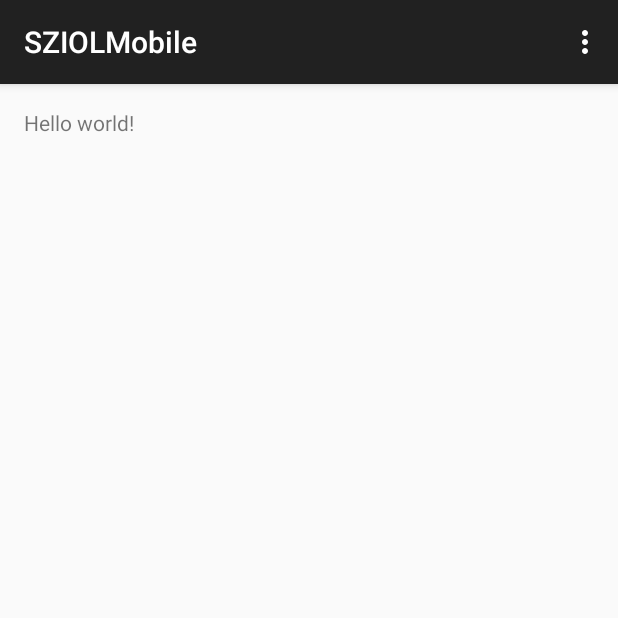
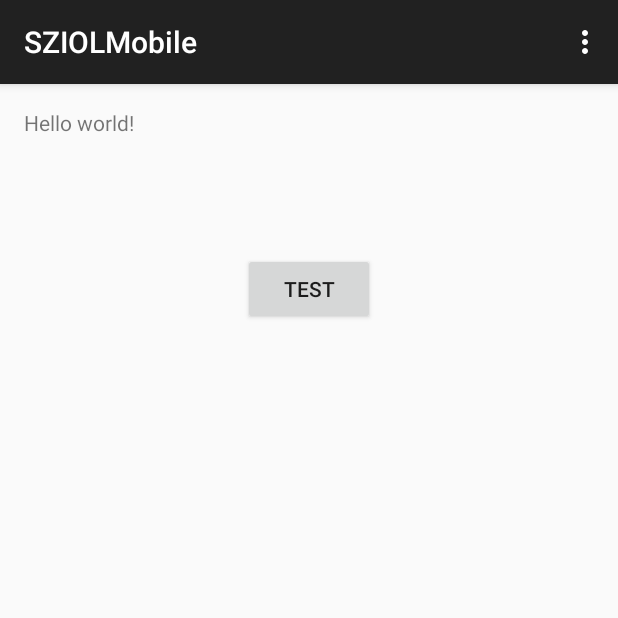
Before and after one commit to piotrowskislawomir/SZIOL, an Android app: the screen it shows after launch (MainActivity), on a phone screen of 412 x 824 dp, the top half of it. Run offline under Robolectric (Android 15) with nearby library versions, the phone set to English and light mode, and no system bars.

Commit message:
test commit

```diff
--- a/app/src/main/res/layout/activity_main.xml
+++ b/app/src/main/res/layout/activity_main.xml
@@ -6,6 +6,16 @@
     android:paddingBottom="@dimen/activity_vertical_margin" tools:context=".MainActivity">
 
     <TextView android:text="@string/hello_world" android:layout_width="wrap_content"
-        android:layout_height="wrap_content" />
+        android:layout_height="wrap_content"
+        android:id="@+id/textView" />
+
+    <Button
+        android:layout_width="wrap_content"
+        android:layout_height="wrap_content"
+        android:text="Test"
+        android:id="@+id/button"
+        android:layout_below="@+id/textView"
+        android:layout_centerHorizontal="true"
+        android:layout_marginTop="77dp" />
 
 </RelativeLayout>
```
